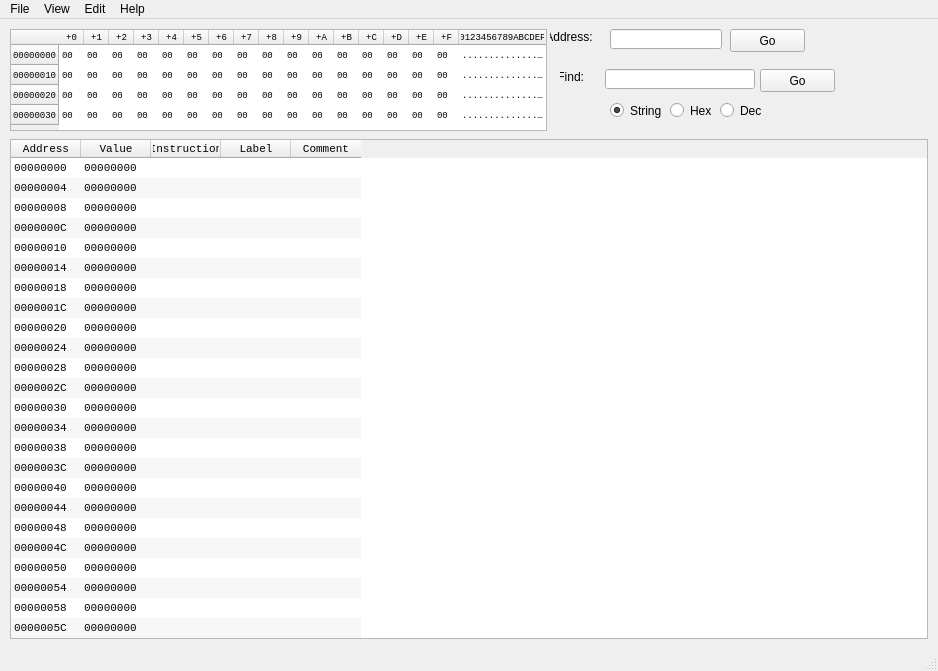
The window that ui/mainwindow.ui (Almost23/Dasm) describes before a commit, drawn with Qt 5.
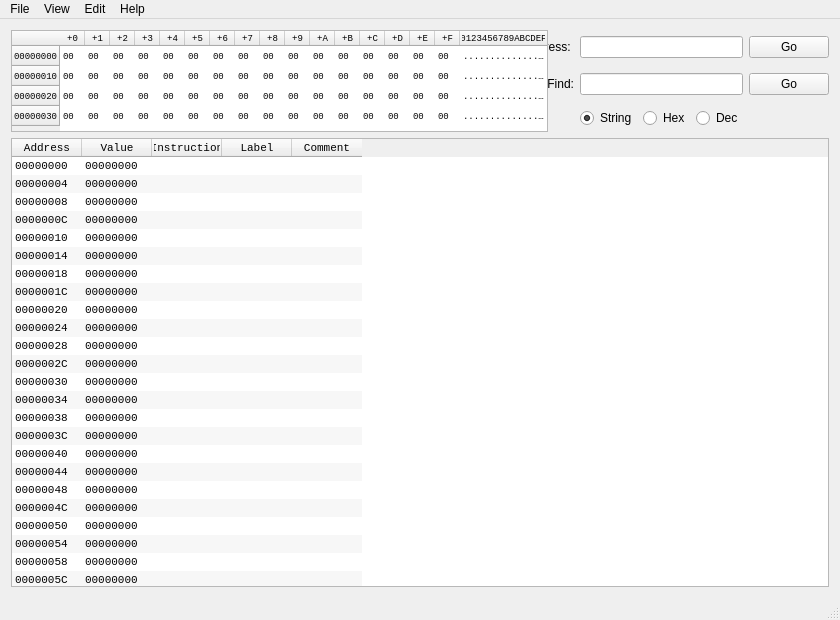
The same window after the commit. Custom widgets are drawn as their Qt base class.

Patch:
```diff
--- a/ui/mainwindow.ui
+++ b/ui/mainwindow.ui
@@ -6,8 +6,8 @@
    <rect>
     <x>0</x>
     <y>0</y>
-    <width>938</width>
-    <height>671</height>
+    <width>840</width>
+    <height>620</height>
    </rect>
   </property>
   <property name="sizePolicy">
@@ -16,6 +16,12 @@
     <verstretch>0</verstretch>
    </sizepolicy>
   </property>
+  <property name="minimumSize">
+   <size>
+    <width>840</width>
+    <height>0</height>
+   </size>
+  </property>
   <property name="windowTitle">
    <string>Dasm</string>
   </property>
@@ -26,19 +32,585 @@
      <verstretch>0</verstretch>
     </sizepolicy>
    </property>
+   <property name="minimumSize">
+    <size>
+     <width>840</width>
+     <height>0</height>
+    </size>
+   </property>
+   <layout class="QGridLayout" name="gridLayout">
+    <item row="1" column="2" colspan="3">
+     <widget class="QLineEdit" name="lineEdit_2">
+      <property name="font">
+       <font>
+        <family>Courier New</family>
+       </font>
+      </property>
+      <property name="inputMask">
+       <string/>
+      </property>
+      <property name="text">
+       <string/>
+      </property>
+      <property name="maxLength">
+       <number>32767</number>
+      </property>
+      <property name="frame">
+       <bool>true</bool>
+      </property>
+      <property name="cursorPosition">
+       <number>0</number>
+      </property>
+      <property name="alignment">
+       <set>Qt::AlignLeading|Qt::AlignLeft|Qt::AlignVCenter</set>
+      </property>
+      <property name="readOnly">
+       <bool>false</bool>
+      </property>
+     </widget>
+    </item>
+    <item row="1" column="1">
+     <widget class="QLabel" name="label_2">
+      <property name="text">
+       <string>Find:</string>
+      </property>
+      <property name="alignment">
+       <set>Qt::AlignRight|Qt::AlignTrailing|Qt::AlignVCenter</set>
+      </property>
+     </widget>
+    </item>
+    <item row="1" column="5">
+     <widget class="QPushButton" name="pushButton_2">
+      <property name="focusPolicy">
+       <enum>Qt::TabFocus</enum>
+      </property>
+      <property name="text">
+       <string>Go</string>
+      </property>
+     </widget>
+    </item>
+    <item row="2" column="2">
+     <widget class="QRadioButton" name="radioButton">
+      <property name="text">
+       <string>String</string>
+      </property>
+      <property name="checked">
+       <bool>true</bool>
+      </property>
+     </widget>
+    </item>
+    <item row="2" column="3">
+     <widget class="QRadioButton" name="radioButton_2">
+      <property name="text">
+       <string>Hex</string>
+      </property>
+     </widget>
+    </item>
+    <item row="2" column="4">
+     <widget class="QRadioButton" name="radioButton_3">
+      <property name="text">
+       <string>Dec</string>
+      </property>
+     </widget>
+    </item>
+    <item row="3" column="0" colspan="6">
+     <widget class="tablewidget" name="tableWidget">
+      <property name="sizePolicy">
+       <sizepolicy hsizetype="Expanding" vsizetype="Expanding">
+        <horstretch>0</horstretch>
+        <verstretch>0</verstretch>
+       </sizepolicy>
+      </property>
+      <property name="minimumSize">
+       <size>
+        <width>0</width>
+        <height>0</height>
+       </size>
+      </property>
+      <property name="font">
+       <font>
+        <family>Courier New</family>
+        <pointsize>8</pointsize>
+       </font>
+      </property>
+      <property name="verticalScrollBarPolicy">
+       <enum>Qt::ScrollBarAlwaysOff</enum>
+      </property>
+      <property name="horizontalScrollBarPolicy">
+       <enum>Qt::ScrollBarAlwaysOff</enum>
+      </property>
+      <property name="alternatingRowColors">
+       <bool>true</bool>
+      </property>
+      <property name="showGrid">
+       <bool>false</bool>
+      </property>
+      <attribute name="horizontalHeaderDefaultSectionSize">
+       <number>70</number>
+      </attribute>
+      <attribute name="verticalHeaderVisible">
+       <bool>false</bool>
+      </attribute>
+      <attribute name="verticalHeaderDefaultSectionSize">
+       <number>18</number>
+      </attribute>
+      <row>
+       <property name="text">
+        <string/>
+       </property>
+      </row>
+      <row>
+       <property name="text">
+        <string/>
+       </property>
+      </row>
+      <row>
+       <property name="text">
+        <string/>
+       </property>
+      </row>
+      <row>
+       <property name="text">
+        <string/>
+       </property>
+      </row>
+      <row>
+       <property name="text">
+        <string/>
+       </property>
+      </row>
+      <row>
+       <property name="text">
+        <string/>
+       </property>
+      </row>
+      <row>
+       <property name="text">
+        <string/>
+       </property>
+      </row>
+      <row>
+       <property name="text">
+        <string/>
+       </property>
+      </row>
+      <row>
+       <property name="text">
+        <string/>
+       </property>
+      </row>
+      <row>
+       <property name="text">
+        <string/>
+       </property>
+      </row>
+      <row>
+       <property name="text">
+        <string/>
+       </property>
+      </row>
+      <row>
+       <property name="text">
+        <string/>
+       </property>
+      </row>
+      <row>
+       <property name="text">
+        <string/>
+       </property>
+      </row>
+      <row>
+       <property name="text">
+        <string/>
+       </property>
+      </row>
+      <row>
+       <property name="text">
+        <string/>
+       </property>
+      </row>
+      <row>
+       <property name="text">
+        <string/>
+       </property>
+      </row>
+      <row>
+       <property name="text">
+        <string/>
+       </property>
+      </row>
+      <row>
+       <property name="text">
+        <string/>
+       </property>
+      </row>
+      <row>
+       <property name="text">
+        <string/>
+       </property>
+      </row>
+      <row>
+       <property name="text">
+        <string/>
+       </property>
+      </row>
+      <row>
+       <property name="text">
+        <string/>
+       </property>
+      </row>
+      <row>
+       <property name="text">
+        <string/>
+       </property>
+      </row>
+      <row>
+       <property name="text">
+        <string/>
+       </property>
+      </row>
+      <row>
+       <property name="text">
+        <string/>
+       </property>
+      </row>
+      <column>
+       <property name="text">
+        <string>Address</string>
+       </property>
+      </column>
+      <column>
+       <property name="text">
+        <string>Value</string>
+       </property>
+      </column>
+      <column>
+       <property name="text">
+        <string>Instruction</string>
+       </property>
+      </column>
+      <column>
+       <property name="text">
+        <string>Label</string>
+       </property>
+      </column>
+      <column>
+       <property name="text">
+        <string>Comment</string>
+       </property>
+      </column>
+      <item row="0" column="0">
+       <property name="text">
+        <string>00000000</string>
+       </property>
+      </item>
+      <item row="0" column="1">
+       <property name="text">
+        <string>00000000</string>
+       </property>
+      </item>
+      <item row="0" column="2">
+       <property name="text">
+        <string/>
+       </property>
+      </item>
+      <item row="1" column="0">
+       <property name="text">
+        <string>00000004</string>
+       </property>
+      </item>
+      <item row="1" column="1">
+       <property name="text">
+        <string>00000000</string>
+       </property>
+      </item>
+      <item row="2" column="0">
+       <property name="text">
+        <string>00000008</string>
+       </property>
+      </item>
+      <item row="2" column="1">
+       <property name="text">
+        <string>00000000</string>
+       </property>
+      </item>
+      <item row="3" column="0">
+       <property name="text">
+        <string>0000000C</string>
+       </property>
+      </item>
+      <item row="3" column="1">
+       <property name="text">
+        <string>00000000</string>
+       </property>
+      </item>
+      <item row="4" column="0">
+       <property name="text">
+        <string>00000010</string>
+       </property>
+      </item>
+      <item row="4" column="1">
+       <property name="text">
+        <string>00000000</string>
+       </property>
+      </item>
+      <item row="5" column="0">
+       <property name="text">
+        <string>00000014</string>
+       </property>
+      </item>
+      <item row="5" column="1">
+       <property name="text">
+        <string>00000000</string>
+       </property>
+      </item>
+      <item row="6" column="0">
+       <property name="text">
+        <string>00000018</string>
+       </property>
+      </item>
+      <item row="6" column="1">
+       <property name="text">
+        <string>00000000</string>
+       </property>
+      </item>
+      <item row="7" column="0">
+       <property name="text">
+        <string>0000001C</string>
+       </property>
+      </item>
+      <item row="7" column="1">
+       <property name="text">
+        <string>00000000</string>
+       </property>
+      </item>
+      <item row="8" column="0">
+       <property name="text">
+        <string>00000020</string>
+       </property>
+      </item>
+      <item row="8" column="1">
+       <property name="text">
+        <string>00000000</string>
+       </property>
+      </item>
+      <item row="9" column="0">
+       <property name="text">
+        <string>00000024</string>
+       </property>
+      </item>
+      <item row="9" column="1">
+       <property name="text">
+        <string>00000000</string>
+       </property>
+      </item>
+      <item row="10" column="0">
+       <property name="text">
+        <string>00000028</string>
+       </property>
+      </item>
+      <item row="10" column="1">
+       <property name="text">
+        <string>00000000</string>
+       </property>
+      </item>
+      <item row="11" column="0">
+       <property name="text">
+        <string>0000002C</string>
+       </property>
+      </item>
+      <item row="11" column="1">
+       <property name="text">
+        <string>00000000</string>
+       </property>
+      </item>
+      <item row="12" column="0">
+       <property name="text">
+        <string>00000030</string>
+       </property>
+      </item>
+      <item row="12" column="1">
+       <property name="text">
+        <string>00000000</string>
+       </property>
+      </item>
+      <item row="13" column="0">
+       <property name="text">
+        <string>00000034</string>
+       </property>
+      </item>
+      <item row="13" column="1">
+       <property name="text">
+        <string>00000000</string>
+       </property>
+      </item>
+      <item row="14" column="0">
+       <property name="text">
+        <string>00000038</string>
+       </property>
+      </item>
+      <item row="14" column="1">
+       <property name="text">
+        <string>00000000</string>
+       </property>
+      </item>
+      <item row="15" column="0">
+       <property name="text">
+        <string>0000003C</string>
+       </property>
+      </item>
+      <item row="15" column="1">
+       <property name="text">
+        <string>00000000</string>
+       </property>
+      </item>
+      <item row="16" column="0">
+       <property name="text">
+        <string>00000040</string>
+       </property>
+      </item>
+      <item row="16" column="1">
+       <property name="text">
+        <string>00000000</string>
+       </property>
+      </item>
+      <item row="17" column="0">
+       <property name="text">
+        <string>00000044</string>
+       </property>
+      </item>
+      <item row="17" column="1">
+       <property name="text">
+        <string>00000000</string>
+       </property>
+      </item>
+      <item row="18" column="0">
+       <property name="text">
+        <string>00000048</string>
+       </property>
+      </item>
+      <item row="18" column="1">
+       <property name="text">
+        <string>00000000</string>
+       </property>
+      </item>
+      <item row="19" column="0">
+       <property name="text">
+        <string>0000004C</string>
+       </property>
+      </item>
+      <item row="19" column="1">
+       <property name="text">
+        <string>00000000</string>
+       </property>
+      </item>
+      <item row="20" column="0">
+       <property name="text">
+        <string>00000050</string>
+       </property>
+      </item>
+      <item row="20" column="1">
+       <property name="text">
+        <string>00000000</string>
+       </property>
+      </item>
+      <item row="21" column="0">
+       <property name="text">
+        <string>00000054</string>
+       </property>
+      </item>
+      <item row="21" column="1">
+       <property name="text">
+        <string>00000000</string>
+       </property>
+      </item>
+      <item row="22" column="0">
+       <property name="text">
+        <string>00000058</string>
+       </property>
+      </item>
+      <item row="22" column="1">
+       <property name="text">
+        <string>00000000</string>
+       </property>
+      </item>
+      <item row="23" column="0">
+       <property name="text">
+        <string>0000005C</string>
+       </property>
+      </item>
+      <item row="23" column="1">
+       <property name="text">
+        <string>00000000</string>
+       </property>
+      </item>
+     </widget>
+    </item>
+    <item row="0" column="1">
+     <widget class="QLabel" name="label">
+      <property name="text">
+       <string>Address: </string>
+      </property>
+      <property name="alignment">
+       <set>Qt::AlignRight|Qt::AlignTrailing|Qt::AlignVCenter</set>
+      </property>
+     </widget>
+    </item>
+    <item row="0" column="2" colspan="3">
+     <widget class="QLineEdit" name="lineEdit">
+      <property name="font">
+       <font>
+        <family>Courier New</family>
+       </font>
+      </property>
+      <property name="inputMethodHints">
+       <set>Qt::ImhFormattedNumbersOnly</set>
+      </property>
+      <property name="inputMask">
+       <string>HHHHHHHH; </string>
+      </property>
+      <property name="text">
+       <string/>
+      </property>
+      <property name="maxLength">
+       <number>8</number>
+      </property>
+      <property name="frame">
+       <bool>true</bool>
+      </property>
+      <property name="echoMode">
+       <enum>QLineEdit::Normal</enum>
+      </property>
+      <property name="alignment">
+       <set>Qt::AlignLeading|Qt::AlignLeft|Qt::AlignVCenter</set>
+      </property>
+      <property name="readOnly">
+       <bool>false</bool>
+      </property>
+     </widget>
+    </item>
+    <item row="0" column="5">
+     <widget class="QPushButton" name="pushButton">
+      <property name="focusPolicy">
+       <enum>Qt::TabFocus</enum>
+      </property>
+      <property name="text">
+       <string>Go</string>
+      </property>
+     </widget>
+    </item>
+    <item row="0" column="0" rowspan="3">
    <widget class="hexeditor" name="HexEditor">
-    <property name="geometry">
-     <rect>
-      <x>10</x>
-      <y>10</y>
-      <width>537</width>
-      <height>102</height>
-     </rect>
-    </property>
     <property name="minimumSize">
      <size>
       <width>537</width>
-      <height>100</height>
+        <height>102</height>
+       </size>
+      </property>
+      <property name="maximumSize">
+       <size>
+        <width>537</width>
+        <height>102</height>
      </size>
     </property>
     <property name="font">
@@ -539,638 +1111,15 @@
      </property>
     </item>
    </widget>
-   <widget class="tablewidget" name="tableWidget">
-    <property name="geometry">
-     <rect>
-      <x>10</x>
-      <y>120</y>
-      <width>918</width>
-      <height>500</height>
-     </rect>
-    </property>
-    <property name="sizePolicy">
-     <sizepolicy hsizetype="Expanding" vsizetype="Expanding">
-      <horstretch>0</horstretch>
-      <verstretch>0</verstretch>
-     </sizepolicy>
-    </property>
-    <property name="minimumSize">
-     <size>
-      <width>918</width>
-      <height>500</height>
-     </size>
-    </property>
-    <property name="font">
-     <font>
-      <family>Courier New</family>
-      <pointsize>8</pointsize>
-     </font>
-    </property>
-    <property name="verticalScrollBarPolicy">
-     <enum>Qt::ScrollBarAlwaysOff</enum>
-    </property>
-    <property name="horizontalScrollBarPolicy">
-     <enum>Qt::ScrollBarAlwaysOff</enum>
-    </property>
-    <property name="alternatingRowColors">
-     <bool>true</bool>
-    </property>
-    <property name="showGrid">
-     <bool>false</bool>
-    </property>
-    <attribute name="horizontalHeaderDefaultSectionSize">
-     <number>70</number>
-    </attribute>
-    <attribute name="verticalHeaderVisible">
-     <bool>false</bool>
-    </attribute>
-    <attribute name="verticalHeaderDefaultSectionSize">
-     <number>20</number>
-    </attribute>
-    <row>
-     <property name="text">
-      <string/>
-     </property>
-    </row>
-    <row>
-     <property name="text">
-      <string/>
-     </property>
-    </row>
-    <row>
-     <property name="text">
-      <string/>
-     </property>
-    </row>
-    <row>
-     <property name="text">
-      <string/>
-     </property>
-    </row>
-    <row>
-     <property name="text">
-      <string/>
-     </property>
-    </row>
-    <row>
-     <property name="text">
-      <string/>
-     </property>
-    </row>
-    <row>
-     <property name="text">
-      <string/>
-     </property>
-    </row>
-    <row>
-     <property name="text">
-      <string/>
-     </property>
-    </row>
-    <row>
-     <property name="text">
-      <string/>
-     </property>
-    </row>
-    <row>
-     <property name="text">
-      <string/>
-     </property>
-    </row>
-    <row>
-     <property name="text">
-      <string/>
-     </property>
-    </row>
-    <row>
-     <property name="text">
-      <string/>
-     </property>
-    </row>
-    <row>
-     <property name="text">
-      <string/>
-     </property>
-    </row>
-    <row>
-     <property name="text">
-      <string/>
-     </property>
-    </row>
-    <row>
-     <property name="text">
-      <string/>
-     </property>
-    </row>
-    <row>
-     <property name="text">
-      <string/>
-     </property>
-    </row>
-    <row>
-     <property name="text">
-      <string/>
-     </property>
-    </row>
-    <row>
-     <property name="text">
-      <string/>
-     </property>
-    </row>
-    <row>
-     <property name="text">
-      <string/>
-     </property>
-    </row>
-    <row>
-     <property name="text">
-      <string/>
-     </property>
-    </row>
-    <row>
-     <property name="text">
-      <string/>
-     </property>
-    </row>
-    <row>
-     <property name="text">
-      <string/>
-     </property>
-    </row>
-    <row>
-     <property name="text">
-      <string/>
-     </property>
-    </row>
-    <row>
-     <property name="text">
-      <string/>
-     </property>
-    </row>
-    <column>
-     <property name="text">
-      <string>Address</string>
-     </property>
-    </column>
-    <column>
-     <property name="text">
-      <string>Value</string>
-     </property>
-    </column>
-    <column>
-     <property name="text">
-      <string>Instruction</string>
-     </property>
-    </column>
-    <column>
-     <property name="text">
-      <string>Label</string>
-     </property>
-    </column>
-    <column>
-     <property name="text">
-      <string>Comment</string>
-     </property>
-    </column>
-    <item row="0" column="0">
-     <property name="text">
-      <string>00000000</string>
-     </property>
     </item>
-    <item row="0" column="1">
-     <property name="text">
-      <string>00000000</string>
-     </property>
-    </item>
-    <item row="0" column="2">
-     <property name="text">
-      <string/>
-     </property>
-    </item>
-    <item row="1" column="0">
-     <property name="text">
-      <string>00000004</string>
-     </property>
-    </item>
-    <item row="1" column="1">
-     <property name="text">
-      <string>00000000</string>
-     </property>
-    </item>
-    <item row="2" column="0">
-     <property name="text">
-      <string>00000008</string>
-     </property>
-    </item>
-    <item row="2" column="1">
-     <property name="text">
-      <string>00000000</string>
-     </property>
-    </item>
-    <item row="3" column="0">
-     <property name="text">
-      <string>0000000C</string>
-     </property>
-    </item>
-    <item row="3" column="1">
-     <property name="text">
-      <string>00000000</string>
-     </property>
-    </item>
-    <item row="4" column="0">
-     <property name="text">
-      <string>00000010</string>
-     </property>
-    </item>
-    <item row="4" column="1">
-     <property name="text">
-      <string>00000000</string>
-     </property>
-    </item>
-    <item row="5" column="0">
-     <property name="text">
-      <string>00000014</string>
-     </property>
-    </item>
-    <item row="5" column="1">
-     <property name="text">
-      <string>00000000</string>
-     </property>
-    </item>
-    <item row="6" column="0">
-     <property name="text">
-      <string>00000018</string>
-     </property>
-    </item>
-    <item row="6" column="1">
-     <property name="text">
-      <string>00000000</string>
-     </property>
-    </item>
-    <item row="7" column="0">
-     <property name="text">
-      <string>0000001C</string>
-     </property>
-    </item>
-    <item row="7" column="1">
-     <property name="text">
-      <string>00000000</string>
-     </property>
-    </item>
-    <item row="8" column="0">
-     <property name="text">
-      <string>00000020</string>
-     </property>
-    </item>
-    <item row="8" column="1">
-     <property name="text">
-      <string>00000000</string>
-     </property>
-    </item>
-    <item row="9" column="0">
-     <property name="text">
-      <string>00000024</string>
-     </property>
-    </item>
-    <item row="9" column="1">
-     <property name="text">
-      <string>00000000</string>
-     </property>
-    </item>
-    <item row="10" column="0">
-     <property name="text">
-      <string>00000028</string>
-     </property>
-    </item>
-    <item row="10" column="1">
-     <property name="text">
-      <string>00000000</string>
-     </property>
-    </item>
-    <item row="11" column="0">
-     <property name="text">
-      <string>0000002C</string>
-     </property>
-    </item>
-    <item row="11" column="1">
-     <property name="text">
-      <string>00000000</string>
-     </property>
-    </item>
-    <item row="12" column="0">
-     <property name="text">
-      <string>00000030</string>
-     </property>
-    </item>
-    <item row="12" column="1">
-     <property name="text">
-      <string>00000000</string>
-     </property>
-    </item>
-    <item row="13" column="0">
-     <property name="text">
-      <string>00000034</string>
-     </property>
-    </item>
-    <item row="13" column="1">
-     <property name="text">
-      <string>00000000</string>
-     </property>
-    </item>
-    <item row="14" column="0">
-     <property name="text">
-      <string>00000038</string>
-     </property>
-    </item>
-    <item row="14" column="1">
-     <property name="text">
-      <string>00000000</string>
-     </property>
-    </item>
-    <item row="15" column="0">
-     <property name="text">
-      <string>0000003C</string>
-     </property>
-    </item>
-    <item row="15" column="1">
-     <property name="text">
-      <string>00000000</string>
-     </property>
-    </item>
-    <item row="16" column="0">
-     <property name="text">
-      <string>00000040</string>
-     </property>
-    </item>
-    <item row="16" column="1">
-     <property name="text">
-      <string>00000000</string>
-     </property>
-    </item>
-    <item row="17" column="0">
-     <property name="text">
-      <string>00000044</string>
-     </property>
-    </item>
-    <item row="17" column="1">
-     <property name="text">
-      <string>00000000</string>
-     </property>
-    </item>
-    <item row="18" column="0">
-     <property name="text">
-      <string>00000048</string>
-     </property>
-    </item>
-    <item row="18" column="1">
-     <property name="text">
-      <string>00000000</string>
-     </property>
-    </item>
-    <item row="19" column="0">
-     <property name="text">
-      <string>0000004C</string>
-     </property>
-    </item>
-    <item row="19" column="1">
-     <property name="text">
-      <string>00000000</string>
-     </property>
-    </item>
-    <item row="20" column="0">
-     <property name="text">
-      <string>00000050</string>
-     </property>
-    </item>
-    <item row="20" column="1">
-     <property name="text">
-      <string>00000000</string>
-     </property>
-    </item>
-    <item row="21" column="0">
-     <property name="text">
-      <string>00000054</string>
-     </property>
-    </item>
-    <item row="21" column="1">
-     <property name="text">
-      <string>00000000</string>
-     </property>
-    </item>
-    <item row="22" column="0">
-     <property name="text">
-      <string>00000058</string>
-     </property>
-    </item>
-    <item row="22" column="1">
-     <property name="text">
-      <string>00000000</string>
-     </property>
-    </item>
-    <item row="23" column="0">
-     <property name="text">
-      <string>0000005C</string>
-     </property>
-    </item>
-    <item row="23" column="1">
-     <property name="text">
-      <string>00000000</string>
-     </property>
-    </item>
-   </widget>
-   <widget class="QPushButton" name="pushButton">
-    <property name="geometry">
-     <rect>
-      <x>730</x>
-      <y>10</y>
-      <width>75</width>
-      <height>23</height>
-     </rect>
-    </property>
-    <property name="focusPolicy">
-     <enum>Qt::TabFocus</enum>
-    </property>
-    <property name="text">
-     <string>Go</string>
-    </property>
-   </widget>
-   <widget class="QLabel" name="label">
-    <property name="geometry">
-     <rect>
-      <x>550</x>
-      <y>10</y>
-      <width>46</width>
-      <height>16</height>
-     </rect>
-    </property>
-    <property name="text">
-     <string>Address: </string>
-    </property>
-    <property name="alignment">
-     <set>Qt::AlignRight|Qt::AlignTrailing|Qt::AlignVCenter</set>
-    </property>
-   </widget>
-   <widget class="QLineEdit" name="lineEdit">
-    <property name="geometry">
-     <rect>
-      <x>610</x>
-      <y>10</y>
-      <width>112</width>
-      <height>20</height>
-     </rect>
-    </property>
-    <property name="font">
-     <font>
-      <family>Courier New</family>
-     </font>
-    </property>
-    <property name="inputMask">
-     <string/>
-    </property>
-    <property name="text">
-     <string/>
-    </property>
-    <property name="maxLength">
-     <number>8</number>
-    </property>
-    <property name="frame">
-     <bool>true</bool>
-    </property>
-    <property name="alignment">
-     <set>Qt::AlignLeading|Qt::AlignLeft|Qt::AlignVCenter</set>
-    </property>
-    <property name="readOnly">
-     <bool>false</bool>
-    </property>
-   </widget>
-   <widget class="QLineEdit" name="lineEdit_2">
-    <property name="geometry">
-     <rect>
-      <x>605</x>
-      <y>50</y>
-      <width>150</width>
-      <height>20</height>
-     </rect>
-    </property>
-    <property name="font">
-     <font>
-      <family>Courier New</family>
-     </font>
-    </property>
-    <property name="inputMask">
-     <string/>
-    </property>
-    <property name="text">
-     <string/>
-    </property>
-    <property name="maxLength">
-     <number>32767</number>
-    </property>
-    <property name="frame">
-     <bool>true</bool>
-    </property>
-    <property name="cursorPosition">
-     <number>0</number>
-    </property>
-    <property name="alignment">
-     <set>Qt::AlignLeading|Qt::AlignLeft|Qt::AlignVCenter</set>
-    </property>
-    <property name="readOnly">
-     <bool>false</bool>
-    </property>
-   </widget>
-   <widget class="QLabel" name="label_2">
-    <property name="geometry">
-     <rect>
-      <x>560</x>
-      <y>50</y>
-      <width>24</width>
-      <height>16</height>
-     </rect>
-    </property>
-    <property name="text">
-     <string>Find:</string>
-    </property>
-    <property name="alignment">
-     <set>Qt::AlignRight|Qt::AlignTrailing|Qt::AlignVCenter</set>
-    </property>
-   </widget>
-   <widget class="QPushButton" name="pushButton_2">
-    <property name="geometry">
-     <rect>
-      <x>760</x>
-      <y>50</y>
-      <width>75</width>
-      <height>23</height>
-     </rect>
-    </property>
-    <property name="focusPolicy">
-     <enum>Qt::TabFocus</enum>
-    </property>
-    <property name="text">
-     <string>Go</string>
-    </property>
-   </widget>
-   <widget class="QRadioButton" name="radioButton">
-    <property name="geometry">
-     <rect>
-      <x>610</x>
-      <y>83</y>
-      <width>51</width>
-      <height>17</height>
-     </rect>
-    </property>
-    <property name="text">
-     <string>String</string>
-    </property>
-    <property name="checked">
-     <bool>true</bool>
-    </property>
-   </widget>
-   <widget class="QRadioButton" name="radioButton_2">
-    <property name="geometry">
-     <rect>
-      <x>670</x>
-      <y>83</y>
-      <width>42</width>
-      <height>17</height>
-     </rect>
-    </property>
-    <property name="text">
-     <string>Hex</string>
-    </property>
-   </widget>
-   <widget class="QRadioButton" name="radioButton_3">
-    <property name="geometry">
-     <rect>
-      <x>720</x>
-      <y>83</y>
-      <width>41</width>
-      <height>17</height>
-     </rect>
-    </property>
-    <property name="text">
-     <string>Dec</string>
-    </property>
-   </widget>
-   <zorder>tableWidget</zorder>
-   <zorder>HexEditor</zorder>
-   <zorder>pushButton</zorder>
-   <zorder>label</zorder>
-   <zorder>lineEdit</zorder>
-   <zorder>lineEdit_2</zorder>
-   <zorder>label_2</zorder>
-   <zorder>pushButton_2</zorder>
-   <zorder>radioButton</zorder>
-   <zorder>radioButton_2</zorder>
-   <zorder>radioButton_3</zorder>
+   </layout>
   </widget>
   <widget class="QMenuBar" name="menuBar">
    <property name="geometry">
     <rect>
      <x>0</x>
      <y>0</y>
-     <width>938</width>
+     <width>840</width>
      <height>21</height>
     </rect>
    </property>
```
Left out of the diff: 80 changed lines with no effect on the pictures. Lines whose indentation alone changed are shown as unchanged.
